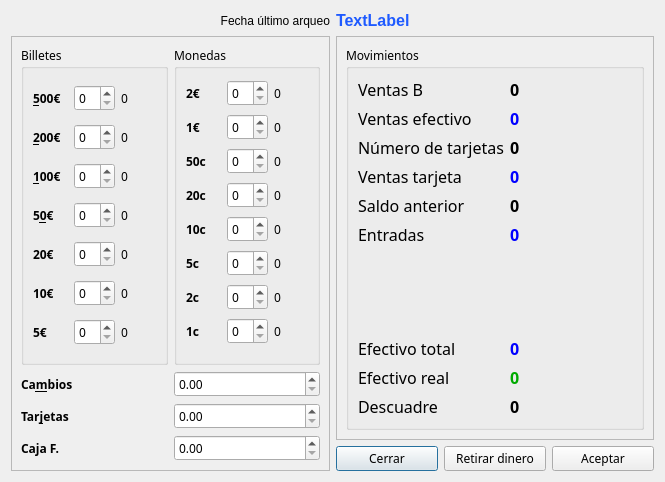
First picture: the form in cajas.ui, repository Ladis72/tienda, before the edit.
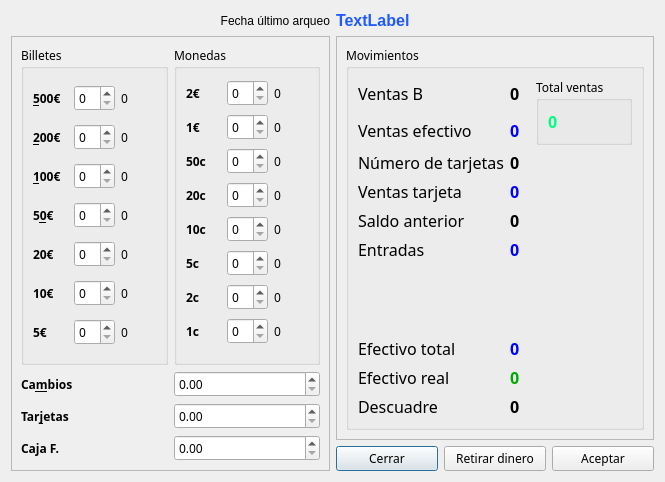
Second picture: the form after the edit.

Commit message: Fix arqueo y ventasEntreFechas

Patch:
```diff
--- a/cajas.ui
+++ b/cajas.ui
@@ -912,6 +912,32 @@
            </property>
           </widget>
          </item>
+         <item row="0" column="2" rowspan="2">
+          <widget class="QGroupBox" name="groupBox_4">
+           <property name="title">
+            <string>Total ventas</string>
+           </property>
+           <layout class="QGridLayout" name="gridLayout_4">
+            <item row="0" column="0">
+             <widget class="QLabel" name="label_ventasTotales">
+              <property name="font">
+               <font>
+                <pointsize>12</pointsize>
+                <weight>75</weight>
+                <bold>true</bold>
+               </font>
+              </property>
+              <property name="styleSheet">
+               <string notr="true">color: rgb(0, 255, 127)</string>
+              </property>
+              <property name="text">
+               <string>0</string>
+              </property>
+             </widget>
+            </item>
+           </layout>
+          </widget>
+         </item>
         </layout>
        </widget>
       </item>
```
Left out of the diff: 30 changed lines with no effect on the pictures. The commit also changes 6 other files.
